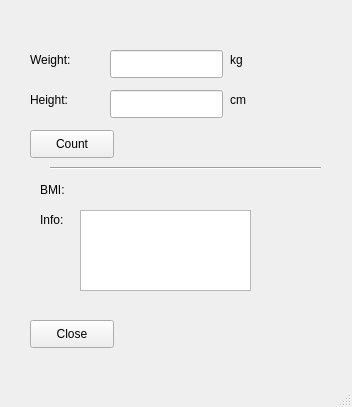
Qt form student/11/bmi/mainwindow.ui (ikarrila/COMP.CS.110_2023) before a commit.
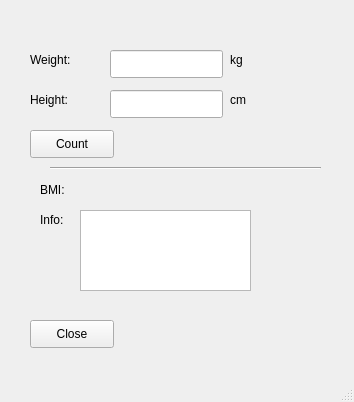
The same form after that commit.

Commit message: Zero division check added

Diff of the .ui file:
```diff
--- a/student/11/bmi/mainwindow.ui
+++ b/student/11/bmi/mainwindow.ui
@@ -6,8 +6,8 @@
    <rect>
     <x>0</x>
     <y>0</y>
-    <width>352</width>
-    <height>407</height>
+    <width>354</width>
+    <height>402</height>
    </rect>
   </property>
   <property name="windowTitle">
```
Left out of the diff: 2 changed lines with no effect on the pictures. The commit also changes 1 other file.
